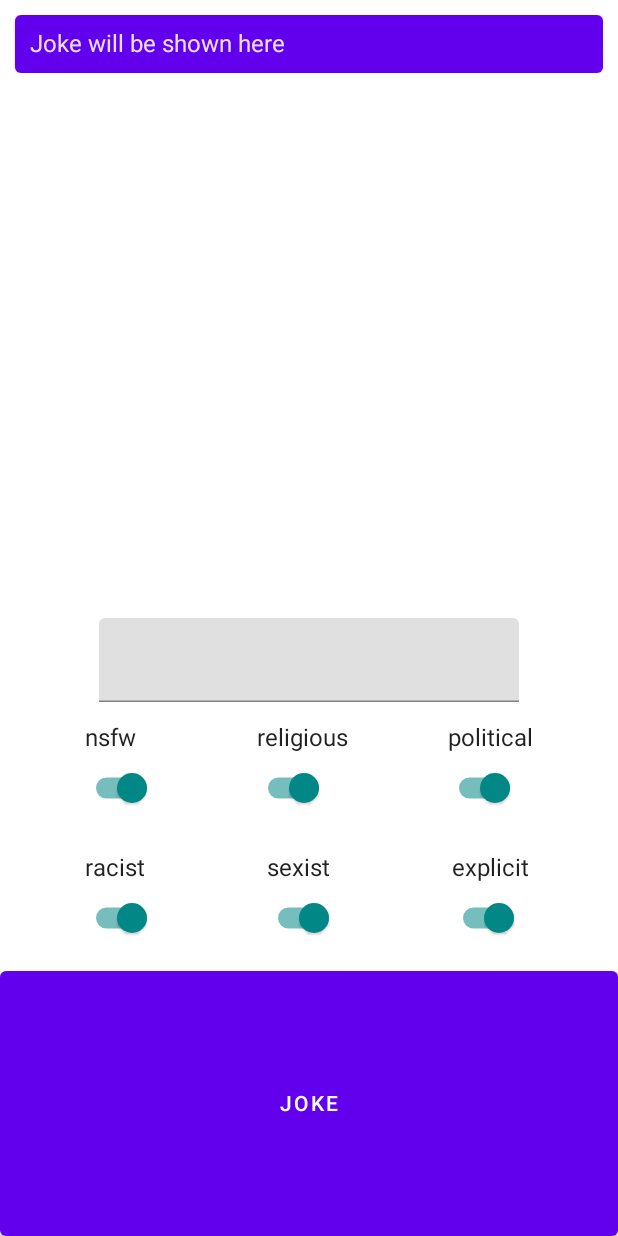
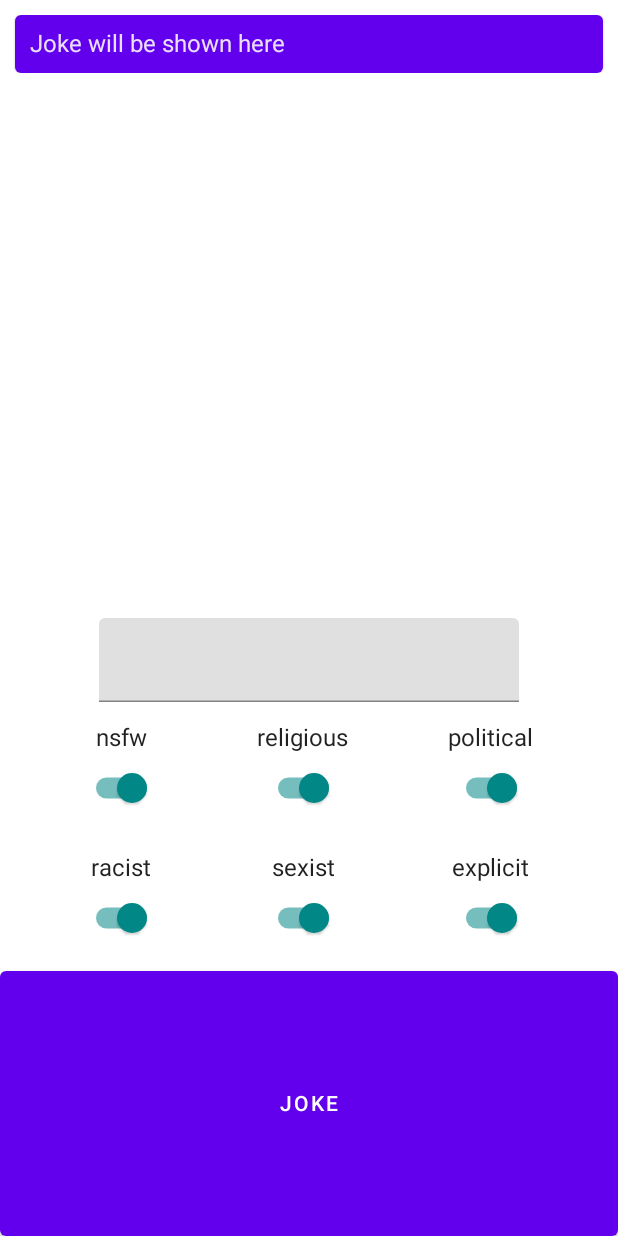
Before and after one commit to ArturHaavisto/joke-app, an Android app built with Jetpack Compose: the screen it shows after launch (MainActivity), on a phone screen of 412 x 824 dp. Run offline under Robolectric (Android 15) with nearby library versions, the phone set to English and light mode, and no system bars.

Commit message:
style: center switces horizontally

```diff
--- a/App/app/src/main/java/fi/tuni/tamk/tiko/haavisto/jokeapp/MainScreen.kt
+++ b/App/app/src/main/java/fi/tuni/tamk/tiko/haavisto/jokeapp/MainScreen.kt
@@ -77,7 +77,8 @@ fun MainScreen() {
                         ) {
                             Column(
                                 modifier = Modifier.padding(10.dp),
-                                verticalArrangement = Arrangement.Center
+                                verticalArrangement = Arrangement.Center,
+                                horizontalAlignment = Alignment.CenterHorizontally
                             ) {
                                 Text(text = "nsfw")
                                 Switch(
@@ -87,7 +88,8 @@ fun MainScreen() {
                             }
                             Column(
                                 modifier = Modifier.padding(10.dp),
-                                verticalArrangement = Arrangement.Center
+                                verticalArrangement = Arrangement.Center,
+                                horizontalAlignment = Alignment.CenterHorizontally
                             ) {
                                 Text(text = "racist")
                                 Switch(
@@ -102,7 +104,8 @@ fun MainScreen() {
                         ) {
                             Column(
                                 modifier = Modifier.padding(10.dp),
-                                verticalArrangement = Arrangement.Center
+                                verticalArrangement = Arrangement.Center,
+                                horizontalAlignment = Alignment.CenterHorizontally
                             ) {
                                 Text(text = "religious")
                                 Switch(
@@ -112,7 +115,8 @@ fun MainScreen() {
                             }
                             Column(
                                 modifier = Modifier.padding(10.dp),
-                                verticalArrangement = Arrangement.Center
+                                verticalArrangement = Arrangement.Center,
+                                horizontalAlignment = Alignment.CenterHorizontally
                             ) {
                                 Text(text = "sexist")
                                 Switch(
@@ -127,7 +131,8 @@ fun MainScreen() {
                         ) {
                             Column(
                                 modifier = Modifier.padding(10.dp),
-                                verticalArrangement = Arrangement.Center
+                                verticalArrangement = Arrangement.Center,
+                                horizontalAlignment = Alignment.CenterHorizontally
                             ) {
                                 Text(text = "political")
                                 Switch(
@@ -137,7 +142,8 @@ fun MainScreen() {
                             }
                             Column(
                                 modifier = Modifier.padding(10.dp),
-                                verticalArrangement = Arrangement.Center
+                                verticalArrangement = Arrangement.Center,
+                                horizontalAlignment = Alignment.CenterHorizontally
                             ) {
                                 Text(text = "explicit")
                                 Switch(
```
